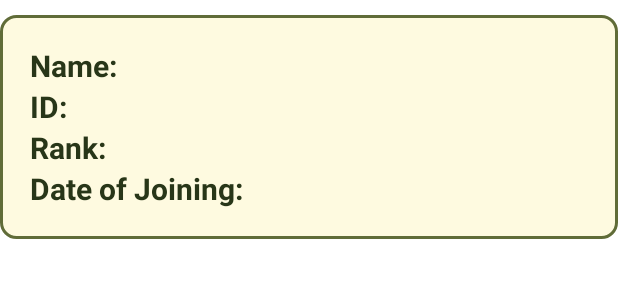
After one commit to strikleApp/KoteManagementAndroid, an Android app: the layout view_user_list_item_layout.xml on its own in the app's theme, with its tools: preview values and no code run, on a phone screen of 412 x 824 dp. The commit adds this screen. Shown: the top 300 px of the screen. Run offline under Robolectric (Android 15) with nearby library versions, the light colour scheme and no system bars.

Commit message:
added view user

```diff
--- /dev/null
+++ b/app/src/main/res/layout/view_user_list_item_layout.xml
@@ -0,0 +1,109 @@
+<?xml version="1.0" encoding="utf-8"?>
+<androidx.constraintlayout.widget.ConstraintLayout xmlns:android="http://schemas.android.com/apk/res/android"
+    xmlns:app="http://schemas.android.com/apk/res-auto"
+    android:layout_width="match_parent"
+    android:layout_height="wrap_content"
+    android:layout_marginTop="10dp"
+    android:background="@drawable/border"
+    android:padding="20dp">
+
+    <!--    CONSTANTS-->
+    <TextView
+        android:id="@+id/tvNameText"
+        android:layout_width="wrap_content"
+        android:layout_height="wrap_content"
+        android:text="Name: "
+        android:textColor="@color/textColor"
+        android:textSize="20sp"
+        android:textStyle="bold"
+        app:layout_constraintStart_toStartOf="@id/tvDateOfJoinText"
+        app:layout_constraintTop_toTopOf="parent" />
+
+    <TextView
+        android:id="@+id/tvIDText"
+        android:layout_width="wrap_content"
+        android:layout_height="wrap_content"
+        android:text="ID: "
+        android:textColor="@color/textColor"
+        android:textSize="20sp"
+        android:textStyle="bold"
+        app:layout_constraintStart_toStartOf="@id/tvDateOfJoinText"
+        app:layout_constraintTop_toBottomOf="@id/tvNameText" />
+
+    <TextView
+        android:id="@+id/tvRankText"
+        android:layout_width="wrap_content"
+        android:layout_height="wrap_content"
+        android:text="Rank: "
+        android:textColor="@color/textColor"
+        android:textSize="20sp"
+        android:textStyle="bold"
+        app:layout_constraintStart_toStartOf="@id/tvDateOfJoinText"
+        app:layout_constraintTop_toBottomOf="@id/tvIDText" />
+
+    <TextView
+        android:id="@+id/tvDateOfJoinText"
+        android:layout_width="wrap_content"
+        android:layout_height="wrap_content"
+        android:layout_marginEnd="2dp"
+        android:text="Date of Joining: "
+        android:textColor="@color/textColor"
+        android:textSize="20sp"
+        android:textStyle="bold"
+        app:layout_constraintBottom_toBottomOf="parent"
+        app:layout_constraintStart_toStartOf="parent"
+        app:layout_constraintTop_toBottomOf="@id/tvRankText" />
+
+
+    <!--    VARIABLES-->
+
+    <TextView
+        android:id="@+id/tvName"
+        android:layout_width="0dp"
+        android:layout_height="wrap_content"
+        android:textColor="@color/textColor"
+        android:textSize="20sp"
+        android:textStyle="bold"
+        app:layout_constraintBottom_toBottomOf="@id/tvNameText"
+        app:layout_constraintEnd_toEndOf="parent"
+        app:layout_constraintStart_toStartOf="@id/tvDateOfJoining"
+        app:layout_constraintTop_toTopOf="@id/tvNameText" />
+
+    <TextView
+        android:id="@+id/tvID"
+        android:layout_width="0dp"
+        android:layout_height="wrap_content"
+        android:textColor="@color/textColor"
+        android:textSize="20sp"
+        android:textStyle="bold"
+        app:layout_constraintBottom_toBottomOf="@id/tvIDText"
+        app:layout_constraintEnd_toEndOf="parent"
+        app:layout_constraintStart_toStartOf="@id/tvDateOfJoining"
+        app:layout_constraintTop_toTopOf="@id/tvIDText" />
+
+    <TextView
+        android:id="@+id/tvRank"
+        android:layout_width="0dp"
+        android:layout_height="wrap_content"
+        android:textColor="@color/textColor"
+        android:textSize="20sp"
+        android:textStyle="bold"
+        app:layout_constraintBottom_toBottomOf="@id/tvRankText"
+        app:layout_constraintEnd_toEndOf="parent"
+        app:layout_constraintStart_toStartOf="@id/tvDateOfJoining"
+        app:layout_constraintTop_toTopOf="@id/tvRankText" />
+
+    <TextView
+        android:id="@+id/tvDateOfJoining"
+        android:layout_width="0dp"
+        android:layout_height="wrap_content"
+        android:layout_marginStart="5dp"
+        android:textColor="@color/textColor"
+        android:textSize="20sp"
+        android:textStyle="bold"
+        app:layout_constraintBottom_toBottomOf="@id/tvDateOfJoinText"
+        app:layout_constraintEnd_toEndOf="parent"
+        app:layout_constraintStart_toEndOf="@id/tvDateOfJoinText"
+        app:layout_constraintTop_toTopOf="@id/tvDateOfJoinText" />
+
+</androidx.constraintlayout.widget.ConstraintLayout>
```
Also changed, not shown: app/src/main/java/com/android/kotemanagement/fragments/users/ViewUserAdapter.java (added, +65 -0 lines), app/src/main/java/com/android/kotemanagement/fragments/users/ViewUserFragment.java (+22 -1 lines), app/src/main/java/com/android/kotemanagement/modals/ViewUserModal.java (added, +31 -0 lines), app/src/main/res/layout/fragment_view_user.xml (+19 -9 lines).
